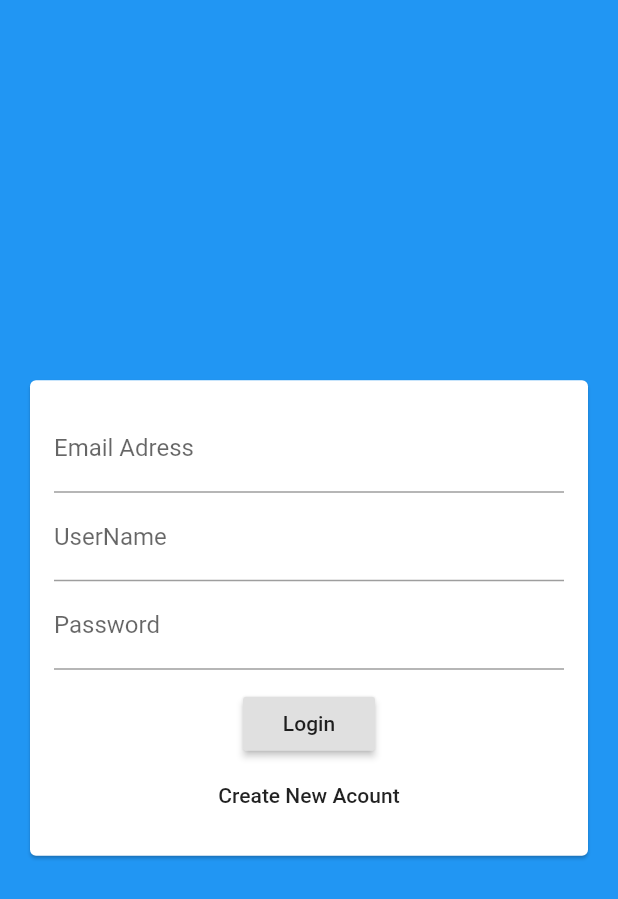
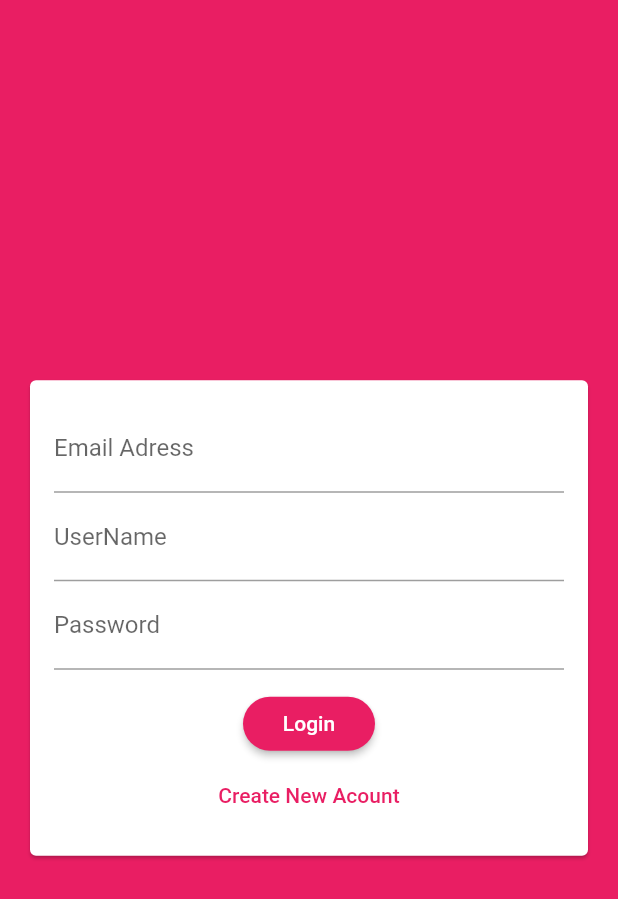
Before and after one commit to Philippe35507/max_chat_app, a Flutter app: the screen it shows after launch, on a phone screen of 412 x 824 dp. Shown: the top 899 px of the screen. Run offline on Flutter 3.47's test engine with Material 2 defaults, Android fonts, the phone set to English and light mode, and no system bars; our stand-ins replace cloud_firestore; accounts and stored records are empty.

Commit message:
Adding an App Theme

```diff
--- a/lib/main.dart
+++ b/lib/main.dart
@@ -12,7 +12,16 @@ class MyApp extends StatelessWidget {
     return MaterialApp(
       title: 'Flutter Chat',
       theme: ThemeData(
-        primarySwatch: Colors.blue,
+        primarySwatch: Colors.pink,
+        backgroundColor: Colors.pink,
+        accentColor: Colors.deepPurple,
+        accentColorBrightness: Brightness.dark,
+        buttonTheme: ButtonTheme.of(context).copyWith(
+          buttonColor: Colors.pink,
+          textTheme: ButtonTextTheme.primary,
+          shape:
+              RoundedRectangleBorder(borderRadius: BorderRadius.circular(20)),
+        ),
       ),
       home: AuthScreen(),
     );
--- a/lib/widgets/auth/auth_form.dart
+++ b/lib/widgets/auth/auth_form.dart
@@ -35,6 +35,7 @@ class _AuthFormState extends State<AuthForm> {
                     onPressed: () {},
                   ),
                   FlatButton(
+                    textColor: Theme.of(context).primaryColor,
                     child: Text('Create New Acount'),
                     onPressed: () {},
                   )
```
